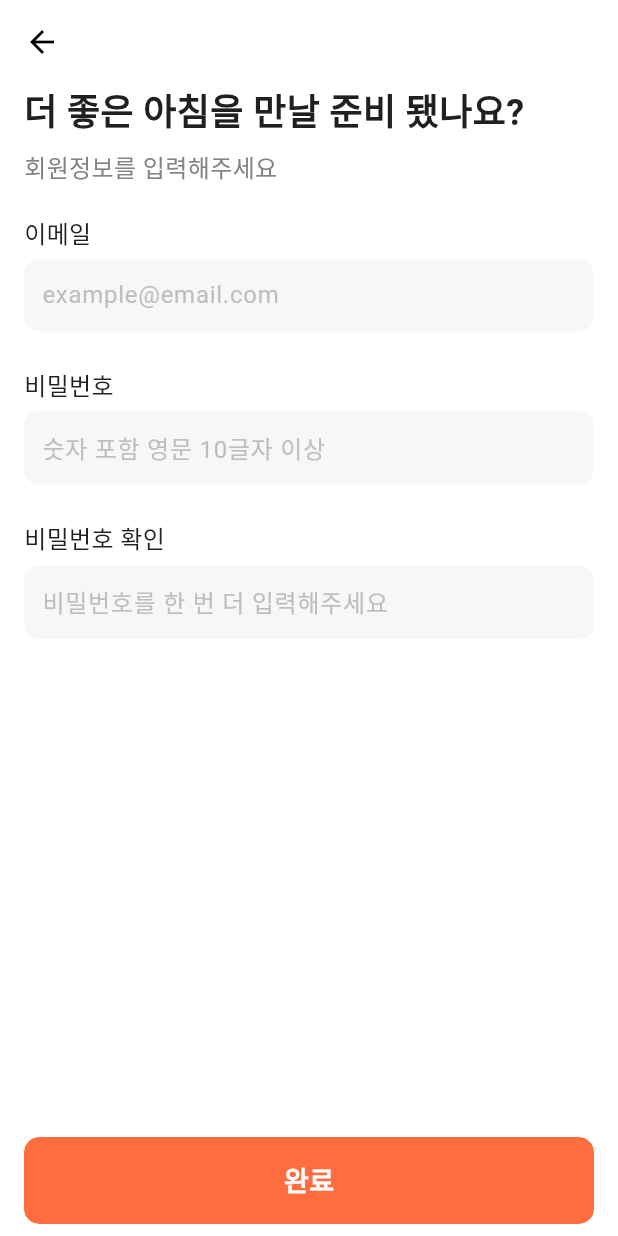
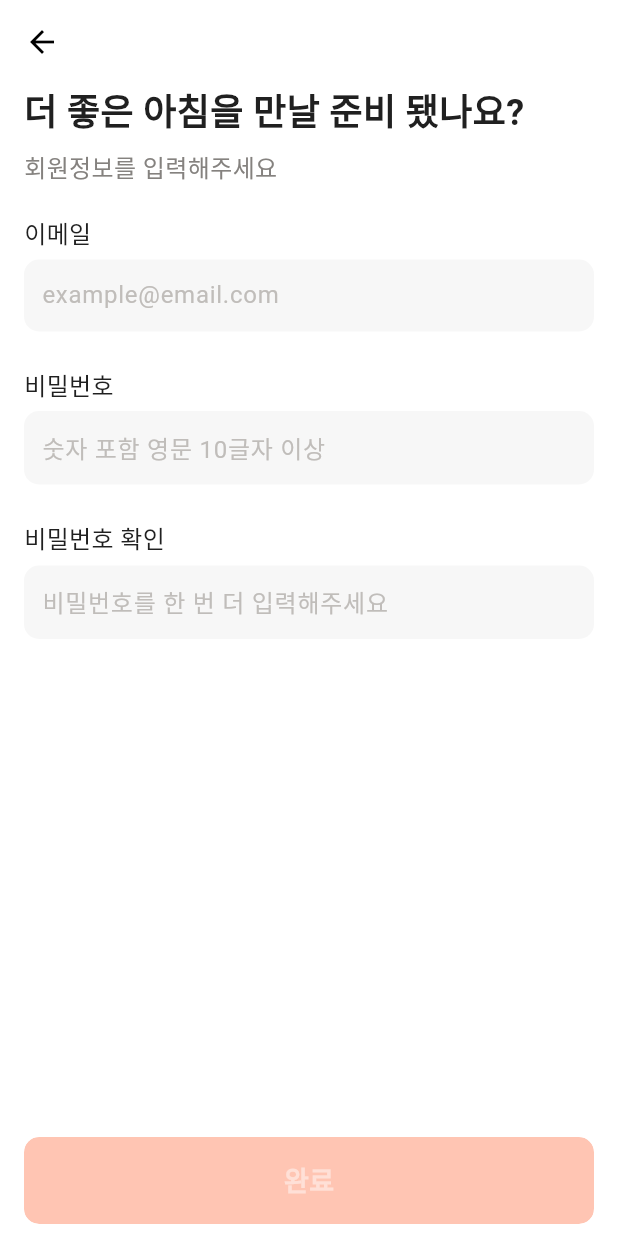
Before and after one commit to hajithon/team1-mobile, a Flutter app: the RegisterScreen screen opened by its route, on a phone screen of 412 x 824 dp. Run offline on Flutter 3.47's test engine with Material 3 defaults, Android fonts, the phone set to English and light mode, and no system bars; our stand-ins replace dio, flutter_secure_storage, flutter_svg, get, hive, image_picker and 1 more; accounts and stored records are empty.

Commit message:
feat : register page register

```diff
--- a/lib/pages/login/register_screen.dart
+++ b/lib/pages/login/register_screen.dart
@@ -5,17 +5,29 @@ import 'package:hajithon_teami_flutter_app/component/common/custom_elevated_butt
 import 'package:hajithon_teami_flutter_app/component/common/custom_text_form_field.dart';
 import 'package:hajithon_teami_flutter_app/component/common/custom_text_style.dart';
 import 'package:hajithon_teami_flutter_app/pages/common/default_layout.dart';
+import 'package:hajithon_teami_flutter_app/pages/home/home_screen.dart';
+import 'package:hajithon_teami_flutter_app/services/auth/service.dart';
 
 class RegisterScreen extends StatelessWidget {
   static const String routeName = '/register';
 
-  const RegisterScreen({super.key});
+  final Rx<String> email = Rx('');
+  final Rx<String> password = Rx('');
+  final Rx<String> passwordDoubleCheck = Rx('');
+  final Rx<bool> isLoading = false.obs;
+
+  RegisterScreen({super.key});
 
   @override
   Widget build(BuildContext context) {
     return DefaultLayout(
       child: Column(
         crossAxisAlignment: CrossAxisAlignment.stretch,
+        children: [
+          Expanded(
+            child: ListView(
+              keyboardDismissBehavior: ScrollViewKeyboardDismissBehavior.onDrag,
+              shrinkWrap: true,
               children: [
                 const Text(
                   '더 좋은 아침을 만날 준비 됐나요?',
@@ -27,34 +39,62 @@ class RegisterScreen extends StatelessWidget {
                   style: TextStyles.subTitleTextStyle,
                 ),
                 const SizedBox(height: 20.0),
-          const Expanded(
+                Expanded(
                   child: Column(
                     children: [
                       CustomTextFormField(
                         label: '이메일',
                         hintText: 'example@email.com',
+                        onChanged: (value) {
+                          email.value = value;
+                        },
                       ),
-                SizedBox(height: 24.0),
+                      const SizedBox(height: 24.0),
                       CustomTextFormField(
                         label: '비밀번호',
                         hintText: '숫자 포함 영문 10글자 이상',
                         obscureText: true,
+                        onChanged: (value) {
+                          password.value = value;
+                        },
                       ),
-                SizedBox(height: 24.0),
+                      const SizedBox(height: 24.0),
                       CustomTextFormField(
                         label: '비밀번호 확인',
                         hintText: '비밀번호를 한 번 더 입력해주세요',
                         obscureText: true,
+                        onChanged: (value) {
+                          passwordDoubleCheck.value = value;
+                        },
+                      ),
+                    ],
+                  ),
                 ),
               ],
             ),
           ),
           Padding(
             padding: const EdgeInsets.symmetric(vertical: 8),
-            child: CustomButton(
+            child: Obx(() {
+              if (isLoading.value) {
+                return CustomButton.loading();
+              }
+              if (email.value.isNotEmpty && password.value.isNotEmpty && password.value == passwordDoubleCheck.value) {
+                return CustomButton(
                   child: const Text('완료'),
-              onTap: () => Get.back(),
-            ),
+                  onTap: () async {
+                    try {
+                      isLoading.value = true;
+                      await Get.find<AuthService>().register(email.value, password.value);
+                      Get.offAllNamed(HomeScreen.routeName);
+                    } finally {
+                      isLoading.value = false;
+                    }
+                  },
+                );
+              }
+              return CustomButton.disabled(child: const Text('완료'));
+            }),
           ),
         ],
       ),
--- a/lib/routes/routes.dart
+++ b/lib/routes/routes.dart
@@ -12,7 +12,7 @@ class AppPages {
     GetPage(name: TestScreen.routeName, page: () => const TestScreen()),
     GetPage(name: LandingScreen.routeName, page: () => const LandingScreen()),
     GetPage(name: LoginScreen.routeName, page: () => const LoginScreen()),
-    GetPage(name: RegisterScreen.routeName, page: () => const RegisterScreen()),
+    GetPage(name: RegisterScreen.routeName, page: () => RegisterScreen()),
     GetPage(name: HomeScreen.routeName, page: () => const HomeScreen(), middlewares: [LoginMiddleware()]),
     GetPage(name: ProfileOnoboardingScreen.routeName, page: () => const ProfileOnoboardingScreen(), middlewares: [LoginMiddleware()]),
   ];
```
Lines whose indentation alone changed are shown as unchanged.
